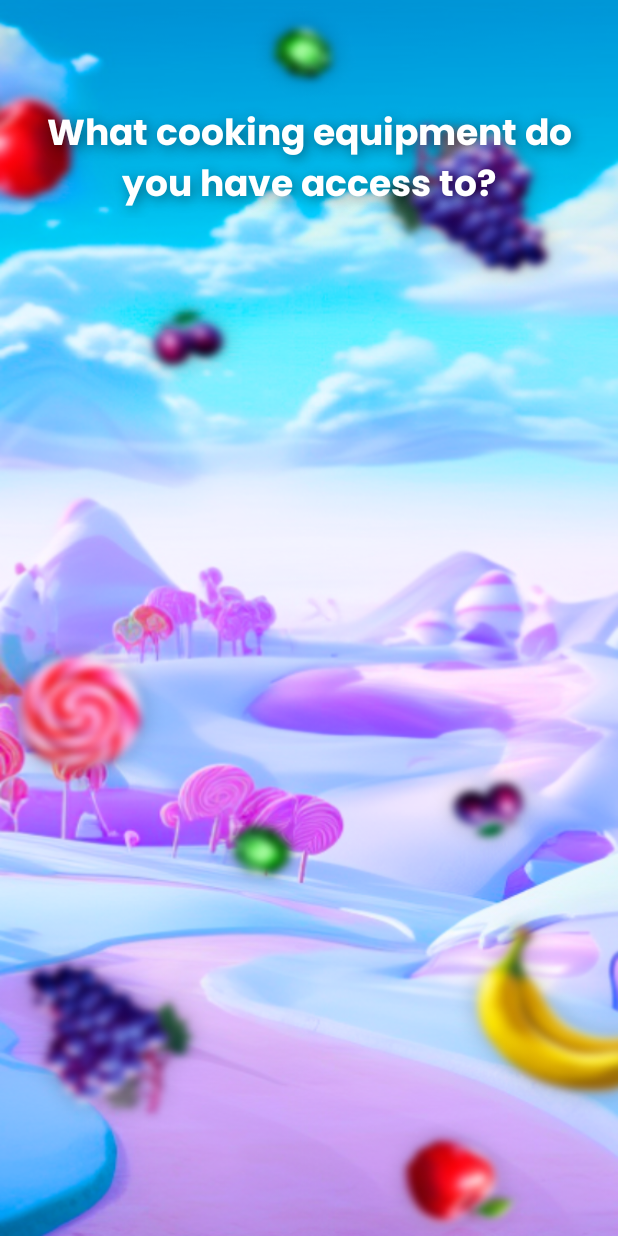
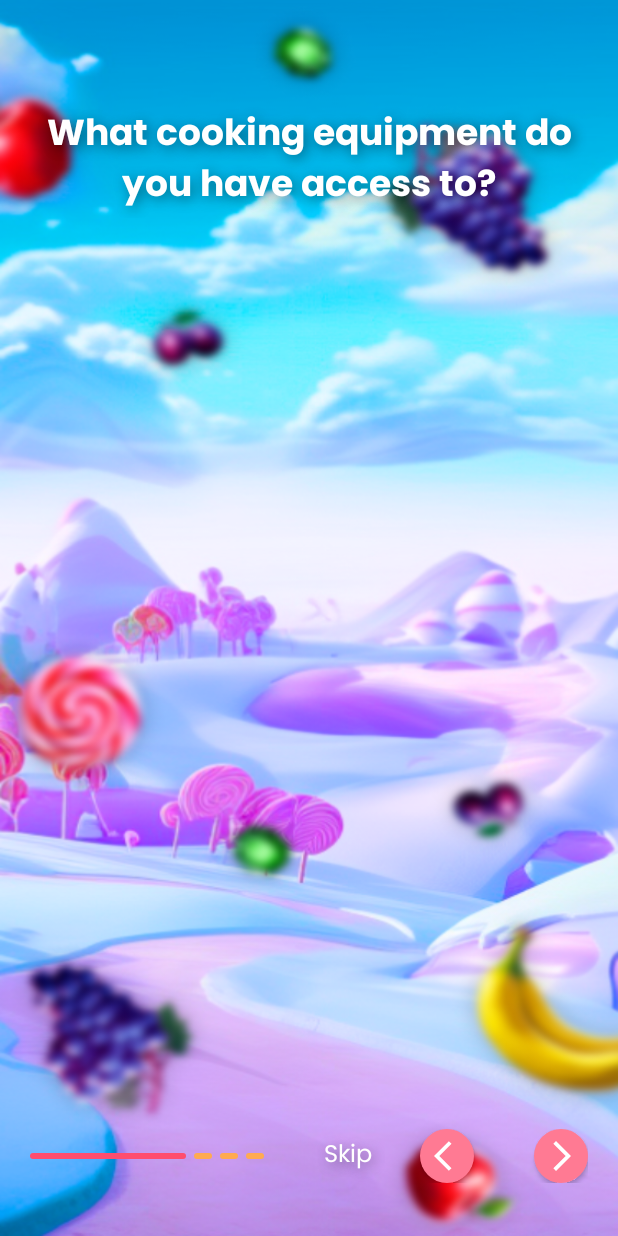
Before and after one commit to lerapenguin11/TasteBonanza, an Android app: the fragment CreateEquipmentFragment shown on its own in the app's theme, on a phone screen of 412 x 824 dp. Run offline under Robolectric (Android 15) with nearby library versions, the phone set to English and light mode, and no system bars.

Commit message:
add fragment_create_equipment.xml

```diff
--- /dev/null
+++ b/app/src/main/res/drawable/bg_slide_false.xml
@@ -0,0 +1,6 @@
+<?xml version="1.0" encoding="utf-8"?>
+<shape xmlns:android="http://schemas.android.com/apk/res/android"
+    android:shape="rectangle">
+    <solid android:color="#FFAA51"/>
+    <corners android:radius="100dp"/>
+</shape>
--- /dev/null
+++ b/app/src/main/res/drawable/bg_slide_tru.xml
@@ -0,0 +1,6 @@
+<?xml version="1.0" encoding="utf-8"?>
+<shape xmlns:android="http://schemas.android.com/apk/res/android"
+    android:shape="rectangle">
+    <solid android:color="#FF4D6E"/>
+    <corners android:radius="100dp"/>
+</shape>
--- /dev/null
+++ b/app/src/main/res/drawable/ic_arrow_back.xml
@@ -0,0 +1,5 @@
+<vector android:autoMirrored="true" android:height="24dp"
+    android:tint="#FFFFFF" android:viewportHeight="24"
+    android:viewportWidth="24" android:width="24dp" xmlns:android="http://schemas.android.com/apk/res/android">
+    <path android:fillColor="@android:color/white" android:pathData="M11.67,3.87L9.9,2.1 0,12l9.9,9.9 1.77,-1.77L3.54,12z"/>
+</vector>
--- /dev/null
+++ b/app/src/main/res/drawable/ic_arrow_forward.xml
@@ -0,0 +1,5 @@
+<vector android:autoMirrored="true" android:height="24dp"
+    android:tint="#FFFFFF" android:viewportHeight="24"
+    android:viewportWidth="24" android:width="24dp" xmlns:android="http://schemas.android.com/apk/res/android">
+    <path android:fillColor="@android:color/white" android:pathData="M6.23,20.23l1.77,1.77l10,-10l-10,-10l-1.77,1.77l8.23,8.23z"/>
+</vector>
--- /dev/null
+++ b/app/src/main/res/font/poppins.xml
@@ -0,0 +1,7 @@
+<?xml version="1.0" encoding="utf-8"?>
+<font-family xmlns:app="http://schemas.android.com/apk/res-auto"
+        app:fontProviderAuthority="com.google.android.gms.fonts"
+        app:fontProviderPackage="com.google.android.gms"
+        app:fontProviderQuery="Poppins"
+        app:fontProviderCerts="@array/com_google_android_gms_fonts_certs">
+</font-family>
--- a/app/src/main/res/layout/fragment_create_equipment.xml
+++ b/app/src/main/res/layout/fragment_create_equipment.xml
@@ -61,5 +61,110 @@
         app:layout_constraintEnd_toEndOf="parent"
         app:layout_constraintStart_toStartOf="parent">
 
+        <LinearLayout
+            android:id="@+id/linearLayout"
+            android:layout_width="164dp"
+            android:layout_height="wrap_content"
+            android:layout_marginStart="20dp"
+            app:layout_constraintBottom_toBottomOf="parent"
+            app:layout_constraintStart_toStartOf="parent"
+            app:layout_constraintTop_toTopOf="parent">
+
+            <androidx.constraintlayout.widget.ConstraintLayout
+                android:layout_width="104dp"
+                android:layout_height="4dp"
+                android:background="@drawable/bg_slide_tru" />
+
+            <androidx.constraintlayout.widget.ConstraintLayout
+                android:layout_width="12dp"
+                android:layout_height="4dp"
+                android:layout_marginStart="5dp"
+                android:background="@drawable/bg_slide_false" />
+
+            <androidx.constraintlayout.widget.ConstraintLayout
+                android:layout_width="12dp"
+                android:layout_height="4dp"
+                android:layout_marginStart="5dp"
+                android:background="@drawable/bg_slide_false" />
+
+            <androidx.constraintlayout.widget.ConstraintLayout
+                android:layout_width="12dp"
+                android:layout_height="4dp"
+                android:layout_marginStart="5dp"
+                android:background="@drawable/bg_slide_false" />
+        </LinearLayout>
+
+        <androidx.constraintlayout.widget.ConstraintLayout
+            android:id="@+id/constraintLayout2"
+            android:layout_width="wrap_content"
+            android:layout_height="wrap_content"
+            android:layout_marginEnd="20dp"
+            app:layout_constraintBottom_toBottomOf="@+id/linearLayout"
+            app:layout_constraintEnd_toEndOf="parent"
+            app:layout_constraintTop_toTopOf="@+id/linearLayout">
+
+            <androidx.constraintlayout.widget.ConstraintLayout
+                android:id="@+id/bt_next"
+                android:layout_width="36dp"
+                android:layout_height="36dp"
+                android:background="@drawable/bg_bt"
+                android:elevation="2dp"
+                app:layout_constraintBottom_toBottomOf="parent"
+                app:layout_constraintEnd_toEndOf="parent"
+                app:layout_constraintTop_toTopOf="parent">
+
+                <ImageView
+                    android:id="@+id/imageView5"
+                    android:layout_width="wrap_content"
+                    android:layout_height="wrap_content"
+                    android:src="@drawable/ic_arrow_forward"
+                    app:layout_constraintBottom_toBottomOf="parent"
+                    app:layout_constraintEnd_toEndOf="parent"
+                    app:layout_constraintHorizontal_bias="0.55"
+                    app:layout_constraintStart_toStartOf="parent"
+                    app:layout_constraintTop_toTopOf="parent" />
+            </androidx.constraintlayout.widget.ConstraintLayout>
+
+            <androidx.constraintlayout.widget.ConstraintLayout
+                android:id="@+id/bt_back"
+                android:layout_width="36dp"
+                android:layout_height="36dp"
+                android:layout_marginEnd="40dp"
+                android:background="@drawable/bg_bt"
+                android:elevation="2dp"
+                app:layout_constraintBottom_toBottomOf="parent"
+                app:layout_constraintEnd_toStartOf="@+id/bt_next"
+                app:layout_constraintTop_toTopOf="parent">
+
+                <ImageView
+                    android:id="@+id/imageView6"
+                    android:layout_width="wrap_content"
+                    android:layout_height="wrap_content"
+                    android:src="@drawable/ic_arrow_back"
+                    app:layout_constraintBottom_toBottomOf="parent"
+                    app:layout_constraintEnd_toEndOf="parent"
+                    app:layout_constraintHorizontal_bias="0.75"
+                    app:layout_constraintStart_toStartOf="parent"
+                    app:layout_constraintTop_toTopOf="parent" />
+            </androidx.constraintlayout.widget.ConstraintLayout>
+        </androidx.constraintlayout.widget.ConstraintLayout>
+
+        <TextView
+            android:id="@+id/tv_skip"
+            android:layout_width="wrap_content"
+            android:layout_height="wrap_content"
+            android:text="@string/skip"
+            android:textColor="@color/white"
+            android:textSize="16sp"
+            android:fontFamily="@font/poppins"
+            android:shadowColor="@color/black2"
+            android:shadowDx="3"
+            android:shadowDy="3"
+            android:shadowRadius="10"
+            android:padding="10dp"
+            app:layout_constraintBottom_toBottomOf="@+id/linearLayout"
+            app:layout_constraintEnd_toStartOf="@+id/constraintLayout2"
+            app:layout_constraintStart_toEndOf="@+id/linearLayout"
+            app:layout_constraintTop_toTopOf="@+id/linearLayout" />
     </androidx.constraintlayout.widget.ConstraintLayout>
 </androidx.constraintlayout.widget.ConstraintLayout>
--- a/app/src/main/res/layout/item_equipment.xml
+++ b/app/src/main/res/layout/item_equipment.xml
@@ -7,7 +7,7 @@
     android:layout_height="45dp"
     android:background="@drawable/bg_equipment_item"
     android:paddingStart="8dp"
-    android:paddingEnd="2dp"
+    android:paddingEnd="1dp"
     android:elevation="5dp"
     android:layout_marginStart="20dp"
     android:layout_marginEnd="20dp"
@@ -21,6 +21,7 @@
         android:textColor="@color/white"
         android:fontFamily="@font/poppins_medium"
         android:textSize="18sp"
+        android:includeFontPadding="false"
         app:layout_constraintBottom_toBottomOf="parent"
         app:layout_constraintStart_toStartOf="parent"
         app:layout_constraintTop_toTopOf="parent" />
--- a/app/src/main/res/values/preloaded_fonts.xml
+++ b/app/src/main/res/values/preloaded_fonts.xml
@@ -1,6 +1,7 @@
 <?xml version="1.0" encoding="utf-8"?>
 <resources>
     <array name="preloaded_fonts" translatable="false">
+        <item>@font/poppins</item>
         <item>@font/poppins_bold</item>
         <item>@font/poppins_light</item>
         <item>@font/poppins_medium</item>
--- a/app/src/main/res/values/strings.xml
+++ b/app/src/main/res/values/strings.xml
@@ -7,4 +7,5 @@
     <string name="skip_for_now">skip for now</string>
     <string name="let_s_begin">Let’s Begin!</string>
     <string name="create_account1">What cooking equipment do you have access to?</string>
+    <string name="skip">Skip</string>
 </resources>
```
